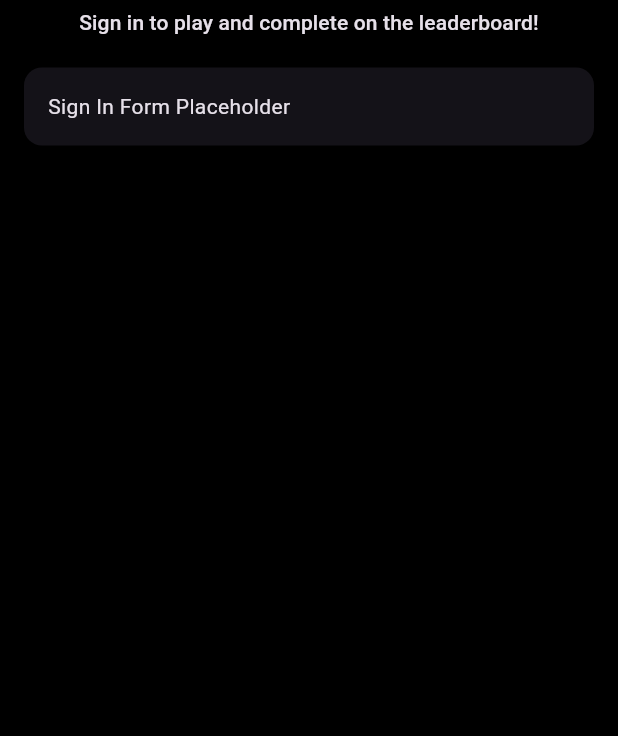
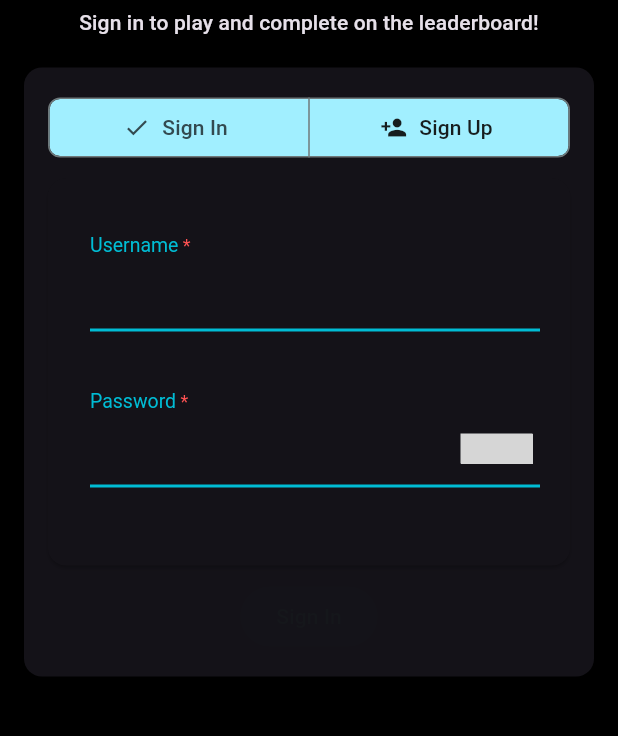
Before and after one commit to chingalo-family/snake-app, a Flutter app: the screen it shows after launch, after a tap on "Sign to Play", on a phone screen of 412 x 824 dp, the part 330-1066 px from its top. Run offline on Flutter 3.47's test engine with Material 3 defaults, Android fonts, the phone set to English and light mode, and no system bars; our stand-ins replace flutter_svg, fluttertoast, shared_preferences, sqflite; missing offline and left inert: dhis2_dart_utils, mailer; accounts and stored records are empty; grey boxes are pictures that could not be loaded.

Commit message:
feat: module support for user sign in or sign up

```diff
--- /dev/null
+++ b/lib/modules/user/models/sign_in_form.dart
@@ -0,0 +1,30 @@
+import 'package:snake_app/core/constants/app_info_reference.dart';
+import 'package:snake_app/core/models/form_section.dart';
+import 'package:snake_app/core/models/input_field.dart';
+
+class SignInForm {
+  static List<FormSection> getFormFields() {
+    return [
+      FormSection(
+        name: '',
+        inputFields: [
+          InputField(
+            id: 'username',
+            name: 'Username',
+            valueType: 'TEXT',
+            labelColor: AppInfoReference.defaultAppColor,
+            inputColor: AppInfoReference.defaultAppColor,
+          ),
+          InputField(
+            id: 'password',
+            name: 'Password',
+            valueType: 'TEXT',
+            isPasswordField: true,
+            labelColor: AppInfoReference.defaultAppColor,
+            inputColor: AppInfoReference.defaultAppColor,
+          ),
+        ],
+      ),
+    ];
+  }
+}
--- a/lib/modules/user/user_sign_in_or_sign_up.dart
+++ b/lib/modules/user/user_sign_in_or_sign_up.dart
@@ -2,6 +2,7 @@ import 'package:flutter/material.dart';
 import 'package:snake_app/core/components/app_bar_container.dart';
 import 'package:snake_app/core/components/material_card.dart';
 import 'package:snake_app/core/constants/app_info_reference.dart';
+import 'package:snake_app/modules/user/components/sign_in_or_sign_up_container.dart';
 
 class UserSignInOrSignUp extends StatelessWidget {
   const UserSignInOrSignUp({super.key});
@@ -11,7 +12,8 @@ class UserSignInOrSignUp extends StatelessWidget {
     Size size = MediaQuery.of(context).size;
     return Scaffold(
       appBar: AppBarContainer(),
-      body: Container(
+      body: SingleChildScrollView(
+        child: Container(
           width: double.infinity,
           margin: const EdgeInsets.all(16.0),
           child: Column(
@@ -45,13 +47,14 @@ class UserSignInOrSignUp extends StatelessWidget {
                   body: Container(
                     width: double.infinity,
                     margin: const EdgeInsets.all(16.0),
-                  child: const Text('Sign In Form Placeholder'),
+                    child: const SignInOrSignUpContainer(),
                   ),
                 ),
               ),
             ],
           ),
         ),
+      ),
     );
   }
 }
```
Also changed, not shown: lib/modules/user/models/sign_up_form.dart (added, +64 -0 lines). Lines whose indentation alone changed are shown as unchanged.
